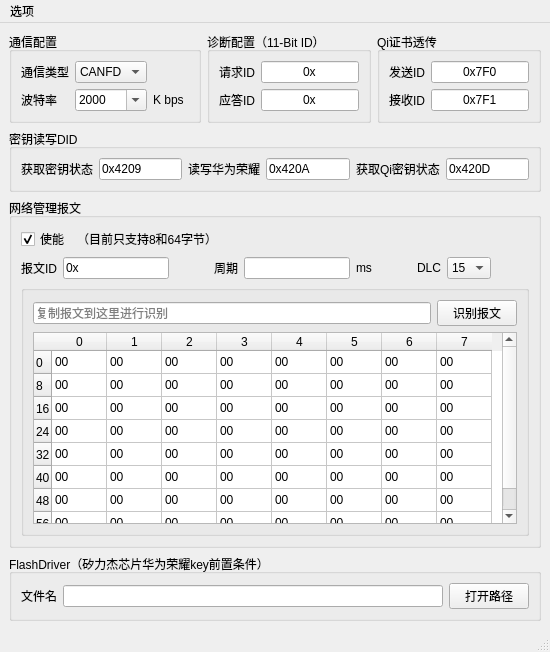
Old version of the form panel/config_edit.ui in the repository mi0417/serial_to_can.
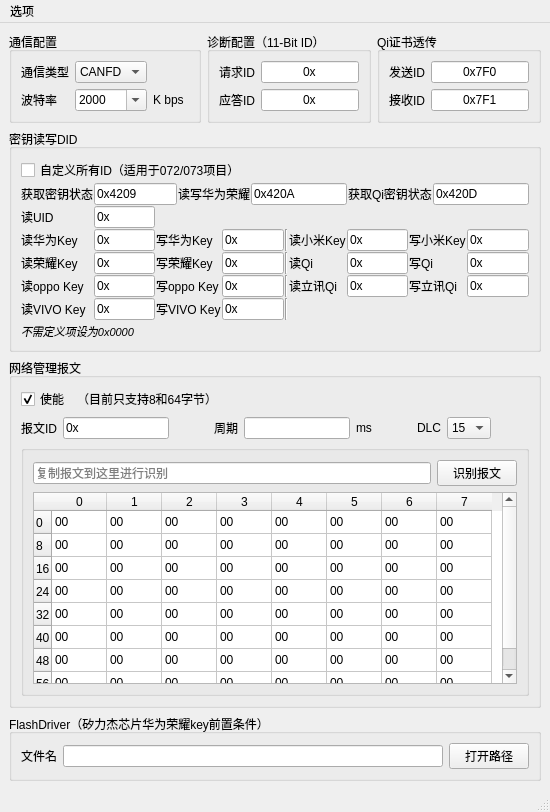
New version of the form. Icons and pictures are not drawn.

Diff of the .ui file:
```diff
--- a/panel/config_edit.ui
+++ b/panel/config_edit.ui
@@ -7,7 +7,7 @@
     <x>0</x>
     <y>0</y>
     <width>550</width>
-    <height>650</height>
+    <height>800</height>
    </rect>
   </property>
   <property name="windowTitle">
@@ -309,47 +309,437 @@
       <property name="title">
        <string>密钥读写DID</string>
       </property>
-      <layout class="QHBoxLayout" name="horizontalLayout_3">
+      <layout class="QVBoxLayout" name="verticalLayout_4">
+       <property name="spacing">
+        <number>1</number>
+       </property>
        <item>
-        <widget class="QLabel" name="label_13">
+        <widget class="QCheckBox" name="cusdomKeyDIDcheckBox">
          <property name="text">
-          <string>获取密钥状态</string>
+          <string>自定义所有ID（适用于072/073项目）</string>
          </property>
         </widget>
        </item>
        <item>
-        <widget class="QLineEdit" name="getKeyStatusDIDlineEdit">
-         <property name="text">
-          <string>0x4209</string>
-         </property>
+        <widget class="QWidget" name="widget_5" native="true">
+         <layout class="QHBoxLayout" name="horizontalLayout_7">
+          <property name="spacing">
+           <number>1</number>
+          </property>
+          <property name="leftMargin">
+           <number>0</number>
+          </property>
+          <property name="topMargin">
+           <number>0</number>
+          </property>
+          <property name="rightMargin">
+           <number>0</number>
+          </property>
+          <property name="bottomMargin">
+           <number>0</number>
+          </property>
+          <item>
+           <widget class="QWidget" name="widget_7" native="true">
+            <layout class="QHBoxLayout" name="horizontalLayout_6">
+             <property name="spacing">
+              <number>1</number>
+             </property>
+             <property name="leftMargin">
+              <number>0</number>
+             </property>
+             <property name="topMargin">
+              <number>0</number>
+             </property>
+             <property name="rightMargin">
+              <number>0</number>
+             </property>
+             <property name="bottomMargin">
+              <number>0</number>
+             </property>
+             <item>
+              <widget class="QLabel" name="label_13">
+               <property name="text">
+                <string>获取密钥状态</string>
+               </property>
+              </widget>
+             </item>
+             <item>
+              <widget class="QLineEdit" name="getKeyStatusDIDlineEdit">
+               <property name="text">
+                <string>0x4209</string>
+               </property>
+              </widget>
+             </item>
+            </layout>
+           </widget>
+          </item>
+          <item>
+           <widget class="QWidget" name="defaultKeyDIDWidget" native="true">
+            <layout class="QHBoxLayout" name="horizontalLayout_3">
+             <property name="spacing">
+              <number>1</number>
+             </property>
+             <property name="leftMargin">
+              <number>0</number>
+             </property>
+             <property name="topMargin">
+              <number>0</number>
+             </property>
+             <property name="rightMargin">
+              <number>0</number>
+             </property>
+             <property name="bottomMargin">
+              <number>0</number>
+             </property>
+             <item>
+              <widget class="QLabel" name="label_14">
+               <property name="text">
+                <string>读写华为荣耀</string>
+               </property>
+              </widget>
+             </item>
+             <item>
+              <widget class="QLineEdit" name="readWriteKeyDIDlineEdit">
+               <property name="text">
+                <string>0x420A</string>
+               </property>
+              </widget>
+             </item>
+             <item>
+              <widget class="QLabel" name="label_15">
+               <property name="text">
+                <string>获取Qi密钥状态</string>
+               </property>
+              </widget>
+             </item>
+             <item>
+              <widget class="QLineEdit" name="getQiStatusDIDlineEdit">
+               <property name="text">
+                <string>0x420D</string>
+               </property>
+              </widget>
+             </item>
+            </layout>
+           </widget>
+          </item>
+         </layout>
         </widget>
        </item>
        <item>
-        <widget class="QLabel" name="label_14">
-         <property name="text">
-          <string>读写华为荣耀</string>
-         </property>
-        </widget>
-       </item>
-       <item>
-        <widget class="QLineEdit" name="readWriteKeyDIDlineEdit">
-         <property name="text">
-          <string>0x420A</string>
-         </property>
-        </widget>
-       </item>
-       <item>
-        <widget class="QLabel" name="label_15">
-         <property name="text">
-          <string>获取Qi密钥状态</string>
-         </property>
-        </widget>
-       </item>
-       <item>
-        <widget class="QLineEdit" name="getQiStatusDIDlineEdit">
-         <property name="text">
-          <string>0x420D</string>
-         </property>
+        <widget class="QWidget" name="keyDIDWidget" native="true">
+         <layout class="QVBoxLayout" name="verticalLayout_5">
+          <property name="spacing">
+           <number>0</number>
+          </property>
+          <property name="leftMargin">
+           <number>0</number>
+          </property>
+          <property name="topMargin">
+           <number>0</number>
+          </property>
+          <property name="rightMargin">
+           <number>0</number>
+          </property>
+          <property name="bottomMargin">
+           <number>0</number>
+          </property>
+          <item>
+           <widget class="QWidget" name="widget_9" native="true">
+            <layout class="QGridLayout" name="gridLayout_5">
+             <property name="leftMargin">
+              <number>0</number>
+             </property>
+             <property name="topMargin">
+              <number>0</number>
+             </property>
+             <property name="rightMargin">
+              <number>0</number>
+             </property>
+             <property name="bottomMargin">
+              <number>0</number>
+             </property>
+             <property name="spacing">
+              <number>1</number>
+             </property>
+             <item row="0" column="0">
+              <widget class="QLabel" name="label_31">
+               <property name="minimumSize">
+                <size>
+                 <width>72</width>
+                 <height>0</height>
+                </size>
+               </property>
+               <property name="text">
+                <string>读UID</string>
+               </property>
+              </widget>
+             </item>
+             <item row="4" column="3">
+              <widget class="QLineEdit" name="writeVivoKeyDIDlineEdit">
+               <property name="text">
+                <string>0x</string>
+               </property>
+              </widget>
+             </item>
+             <item row="3" column="2">
+              <widget class="QLabel" name="label_39">
+               <property name="text">
+                <string>写oppo Key</string>
+               </property>
+              </widget>
+             </item>
+             <item row="3" column="0">
+              <widget class="QLabel" name="label_38">
+               <property name="text">
+                <string>读oppo Key</string>
+               </property>
+              </widget>
+             </item>
+             <item row="1" column="9">
+              <widget class="QLineEdit" name="writeXiaomiKeyDIDlineEdit">
+               <property name="text">
+                <string>0x</string>
+               </property>
+              </widget>
+             </item>
+             <item row="2" column="6">
+              <widget class="QLabel" name="label_42">
+               <property name="text">
+                <string>读Qi</string>
+               </property>
+              </widget>
+             </item>
+             <item row="4" column="0">
+              <widget class="QLabel" name="label_40">
+               <property name="text">
+                <string>读VIVO Key</string>
+               </property>
+              </widget>
+             </item>
+             <item row="2" column="2">
+              <widget class="QLabel" name="label_35">
+               <property name="text">
+                <string>写荣耀Key</string>
+               </property>
+              </widget>
+             </item>
+             <item row="4" column="2">
+              <widget class="QLabel" name="label_41">
+               <property name="text">
+                <string>写VIVO Key</string>
+               </property>
+              </widget>
+             </item>
+             <item row="2" column="8">
+              <widget class="QLabel" name="label_43">
+               <property name="text">
+                <string>写Qi</string>
+               </property>
+              </widget>
+             </item>
+             <item row="1" column="1">
+              <widget class="QLineEdit" name="readHuaweiDIDlineEdit">
+               <property name="text">
+                <string>0x</string>
+               </property>
+              </widget>
+             </item>
+             <item row="1" column="3">
+              <widget class="QLineEdit" name="writeHuaweiDIDlineEdit">
+               <property name="text">
+                <string>0x</string>
+               </property>
+              </widget>
+             </item>
+             <item row="3" column="7">
+              <widget class="QLineEdit" name="readLuxQiDIDlineEdit">
+               <property name="text">
+                <string>0x</string>
+               </property>
+              </widget>
+             </item>
+             <item row="0" column="1">
+              <widget class="QLineEdit" name="getUIDDIDlineEdit">
+               <property name="enabled">
+                <bool>true</bool>
+               </property>
+               <property name="minimumSize">
+                <size>
+                 <width>0</width>
+                 <height>0</height>
+                </size>
+               </property>
+               <property name="text">
+                <string>0x</string>
+               </property>
+              </widget>
+             </item>
+             <item row="3" column="6">
+              <widget class="QLabel" name="label_45">
+               <property name="text">
+                <string>读立讯Qi</string>
+               </property>
+              </widget>
+             </item>
+             <item row="2" column="0">
+              <widget class="QLabel" name="label_34">
+               <property name="text">
+                <string>读荣耀Key</string>
+               </property>
+              </widget>
+             </item>
+             <item row="2" column="7">
+              <widget class="QLineEdit" name="readQiDIDlineEdit">
+               <property name="text">
+                <string>0x</string>
+               </property>
+              </widget>
+             </item>
+             <item row="3" column="9">
+              <widget class="QLineEdit" name="writeLuxQiDIDlineEdit">
+               <property name="text">
+                <string>0x</string>
+               </property>
+              </widget>
+             </item>
+             <item row="3" column="8">
+              <widget class="QLabel" name="label_44">
+               <property name="text">
+                <string>写立讯Qi</string>
+               </property>
+              </widget>
+             </item>
+             <item row="2" column="9">
+              <widget class="QLineEdit" name="writeQiDIDlineEdit">
+               <property name="text">
+                <string>0x</string>
+               </property>
+              </widget>
+             </item>
+             <item row="1" column="8">
+              <widget class="QLabel" name="label_37">
+               <property name="text">
+                <string>写小米Key</string>
+               </property>
+              </widget>
+             </item>
+             <item row="1" column="7">
+              <widget class="QLineEdit" name="readXiaomiKeyDIDlineEdit">
+               <property name="text">
+                <string>0x</string>
+               </property>
+              </widget>
+             </item>
+             <item row="3" column="3">
+              <widget class="QLineEdit" name="writeOppoKeyDIDlineEdit">
+               <property name="text">
+                <string>0x</string>
+               </property>
+              </widget>
+             </item>
+             <item row="1" column="2">
+              <widget class="QLabel" name="label_33">
+               <property name="text">
+                <string>写华为Key</string>
+               </property>
+              </widget>
+             </item>
+             <item row="2" column="3">
+              <widget class="QLineEdit" name="writeHonorKeyDIDlineEdit">
+               <property name="text">
+                <string>0x</string>
+               </property>
+              </widget>
+             </item>
+             <item row="1" column="6">
+              <widget class="QLabel" name="label_36">
+               <property name="text">
+                <string>读小米Key</string>
+               </property>
+              </widget>
+             </item>
+             <item row="3" column="1">
+              <widget class="QLineEdit" name="readOppoKeyDIDlineEdit">
+               <property name="text">
+                <string>0x</string>
+               </property>
+              </widget>
+             </item>
+             <item row="2" column="1">
+              <widget class="QLineEdit" name="readHonorKeyDIDlineEdit">
+               <property name="text">
+                <string>0x</string>
+               </property>
+              </widget>
+             </item>
+             <item row="4" column="1">
+              <widget class="QLineEdit" name="readVivoKeyDIDlineEdit">
+               <property name="text">
+                <string>0x</string>
+               </property>
+              </widget>
+             </item>
+             <item row="1" column="0">
+              <widget class="QLabel" name="label_32">
+               <property name="text">
+                <string>读华为Key</string>
+               </property>
+              </widget>
+             </item>
+             <item row="3" column="4">
+              <widget class="Line" name="line_3">
+               <property name="orientation">
+                <enum>Qt::Orientation::Vertical</enum>
+               </property>
+              </widget>
+             </item>
+             <item row="4" column="4">
+              <widget class="Line" name="line_4">
+               <property name="orientation">
+                <enum>Qt::Orientation::Vertical</enum>
+               </property>
+              </widget>
+             </item>
+             <item row="2" column="4">
+              <widget class="Line" name="line_2">
+               <property name="orientation">
+                <enum>Qt::Orientation::Vertical</enum>
+               </property>
+              </widget>
+             </item>
+             <item row="1" column="4">
+              <widget class="Line" name="line">
+               <property name="orientation">
+                <enum>Qt::Orientation::Vertical</enum>
+               </property>
+              </widget>
+             </item>
+            </layout>
+           </widget>
+          </item>
+          <item>
+           <widget class="QLabel" name="label_46">
+            <property name="minimumSize">
+             <size>
+              <width>0</width>
+              <height>20</height>
+             </size>
+            </property>
+            <property name="font">
+             <font>
+              <pointsize>8</pointsize>
+              <italic>true</italic>
+             </font>
+            </property>
+            <property name="text">
+             <string>不需定义项设为0x0000</string>
+            </property>
+            <property name="alignment">
+             <set>Qt::AlignmentFlag::AlignBottom|Qt::AlignmentFlag::AlignLeading|Qt::AlignmentFlag::AlignLeft</set>
+            </property>
+           </widget>
+          </item>
+         </layout>
         </widget>
        </item>
       </layout>
```
Left out of the diff: 190 changed lines with no effect on the pictures.
